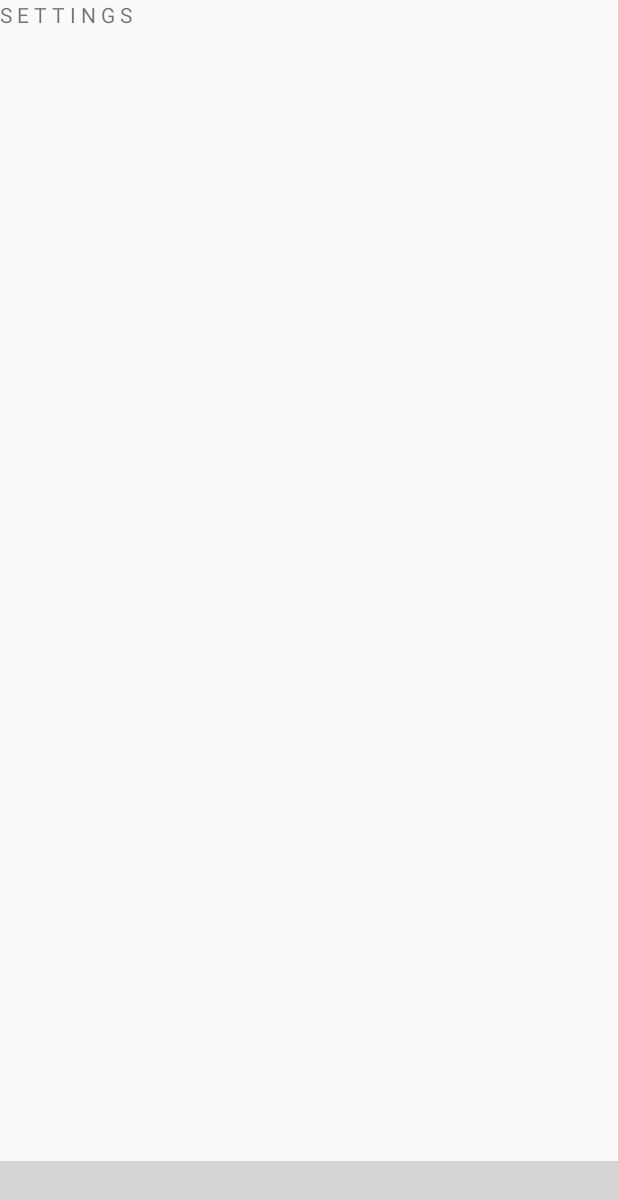
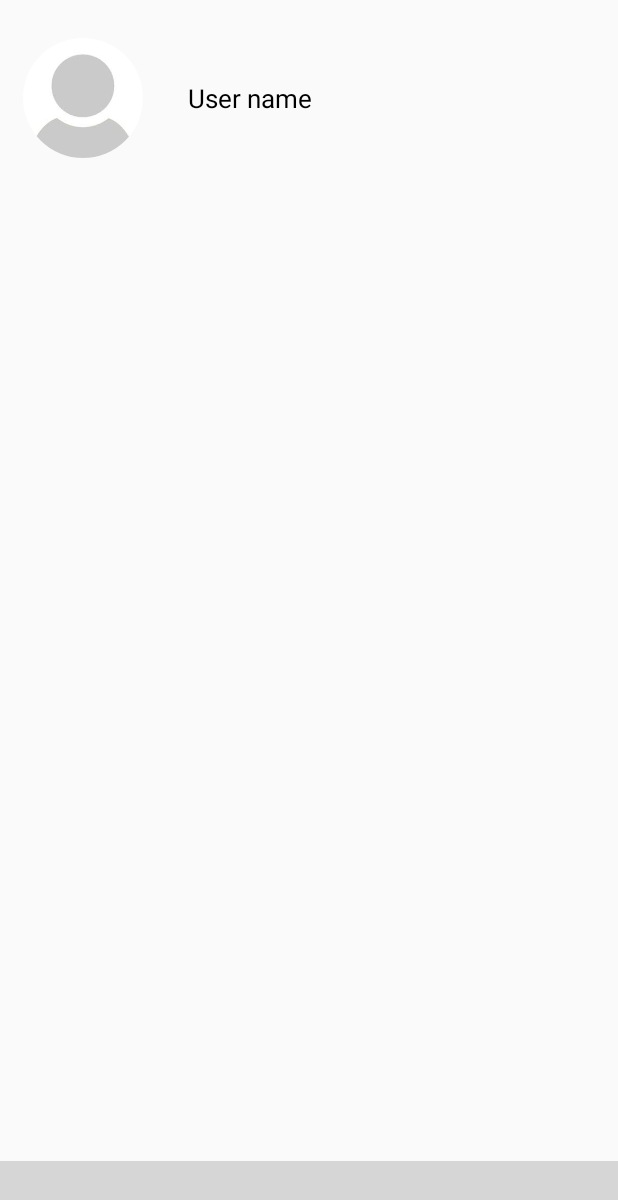
Before and after one commit to sammy9867/FacultyBluePrint, an Android app: the layout activity_settings.xml on its own in the app's theme, with its tools: preview values and no code run, on a phone screen of 412 x 824 dp. Shown: the top 1200 px of the screen. Run offline under Robolectric (Android 15) with nearby library versions, the light colour scheme and no system bars; plain views replace BottomNavigationViewEx; grey boxes are pictures that could not be loaded.

Commit message:
Updated PopUpActivity interface Settings Activity updated

```diff
--- a/app/build.gradle
+++ b/app/build.gradle
@@ -35,4 +35,10 @@ dependencies {
 
     //ZoomLayout library
     implementation 'com.otaliastudios:zoomlayout:1.3.0'
+
+    //CircleImageView and Picasso
+    implementation 'de.hdodenhof:circleimageview:2.1.0'
+    implementation 'com.squareup.picasso:picasso:2.5.2'
+
+
 }
--- a/app/src/main/AndroidManifest.xml
+++ b/app/src/main/AndroidManifest.xml
@@ -11,7 +11,7 @@
         android:roundIcon="@mipmap/ic_launcher_round"
         android:supportsRtl="true"
         android:theme="@style/AppTheme">
-        <activity android:name=".Settings.SettingsActivity">
+        <activity android:name=".Maps.MapsActivity">
             <intent-filter>
                 <action android:name="android.intent.action.MAIN" />
 
@@ -20,7 +20,7 @@
         </activity>
         <activity android:name=".Login.LoginActivity" />
 
-        <activity android:name=".Maps.MapsActivity" />
+        <activity android:name=".Settings.SettingsActivity" />
         <activity
             android:name=".Maps.PopupDetails"
             android:theme="@style/AppTheme.PopMe" />
--- a/app/src/main/java/com/example/samue/facultyblueprint/Maps/MapsActivity.java
+++ b/app/src/main/java/com/example/samue/facultyblueprint/Maps/MapsActivity.java
@@ -18,7 +18,7 @@ import com.example.samue.facultyblueprint.R;
 import com.example.samue.facultyblueprint.Utils.BottomNavigationViewHelper;
 import com.ittianyu.bottomnavigationviewex.BottomNavigationViewEx;
 
-/**This is the activity based at the center which displays the map**/
+/**This is the main activity based at the center which displays the map**/
 public class MapsActivity extends AppCompatActivity implements View.OnTouchListener {
 
     private static final int MIN_FLOOR_NUM = 0;
--- a/app/src/main/res/layout/activity_settings.xml
+++ b/app/src/main/res/layout/activity_settings.xml
@@ -15,16 +15,48 @@
 
         <RelativeLayout
             android:layout_width="match_parent"
-            android:layout_height="match_parent"
-            android:id="@+id/relLayout_home_viewpager"
+            android:layout_height="wrap_content"
+            android:id="@+id/relativeLayoutOne"
+            android:layout_marginTop="10dp"
+            android:layout_marginBottom="10dp"
+            android:padding="15dp"
             >
-            <!-- Place Activity Items Here -->
+
+
+            <de.hdodenhof.circleimageview.CircleImageView
+                android:layout_width="80dp"
+                android:layout_height="80dp"
+                android:id="@+id/UsosUserProfileImage"
+                android:src="@drawable/default_profile_image"
+
+                />
+
             <TextView
-                android:layout_width="match_parent"
-                android:layout_height="match_parent"
-                android:text="S E T T I N G S "/>
+                android:layout_width="wrap_content"
+                android:layout_height="wrap_content"
+                android:text="User name"
+                android:id="@+id/UsosUserProfileName"
+                android:layout_toRightOf="@id/UsosUserProfileImage"
+                android:textColor="@color/black"
+                android:layout_marginLeft="30dp"
+                android:layout_centerVertical="true"
+                android:textSize="17sp"
+                />
+
+
 
         </RelativeLayout>
+
+        <ListView
+            android:layout_width="match_parent"
+            android:layout_height="match_parent"
+            android:layout_below="@+id/relativeLayoutOne"
+            android:id="@+id/ListViewSettings">
+
+
+        </ListView>
+
+
 
         <!--Bottom navigation-->
         <include layout="@layout/layout_bottom_navigation_view"></include>
--- a/app/src/main/res/layout/activity_subjectlist.xml
+++ b/app/src/main/res/layout/activity_subjectlist.xml
@@ -9,10 +9,6 @@ tools:context=".SubjectsLists.SubjectsListActivity">
 <RelativeLayout
     android:layout_width="match_parent"
     android:layout_height="match_parent">
-
-
-
-
 
 
     <ListView
```
Also changed, not shown: app/src/main/java/com/example/samue/facultyblueprint/Maps/PopupDetails.java (+28 -17 lines), app/src/main/java/com/example/samue/facultyblueprint/Settings/SettingsActivity.java (+16 -10 lines), app/src/main/res/drawable/white_grey_border_bottom.xml (added, +21 -0 lines), app/src/main/res/layout/activity_popup.xml (+96 -17 lines), app/src/main/res/values/strings.xml (+7 -0 lines), app/src/main/res/drawable-hdpi/ic_add_subjects.png (deleted), app/src/main/res/drawable-hdpi/ic_back_arrow.png (added), app/src/main/res/drawable-mdpi/ic_add_subjects.png (deleted), app/src/main/res/drawable-mdpi/ic_back_arrow.png (added), app/src/main/res/drawable-xhdpi/ic_add_subjects.png (deleted), app/src/main/res/drawable-xhdpi/ic_back_arrow.png (added), app/src/main/res/drawable-xxhdpi/ic_add_subjects.png (deleted), app/src/main/res/drawable-xxhdpi/ic_back_arrow.png (added), app/src/main/res/drawable/default_profile_image.jpg (added).
